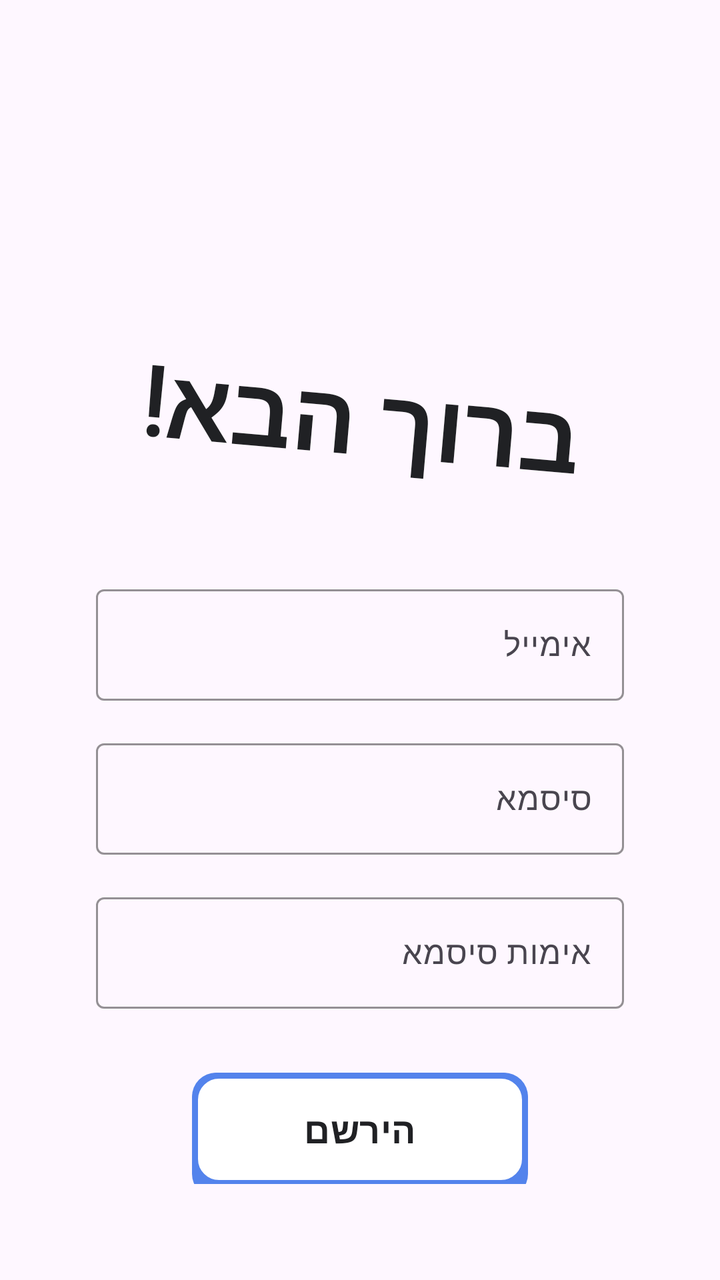
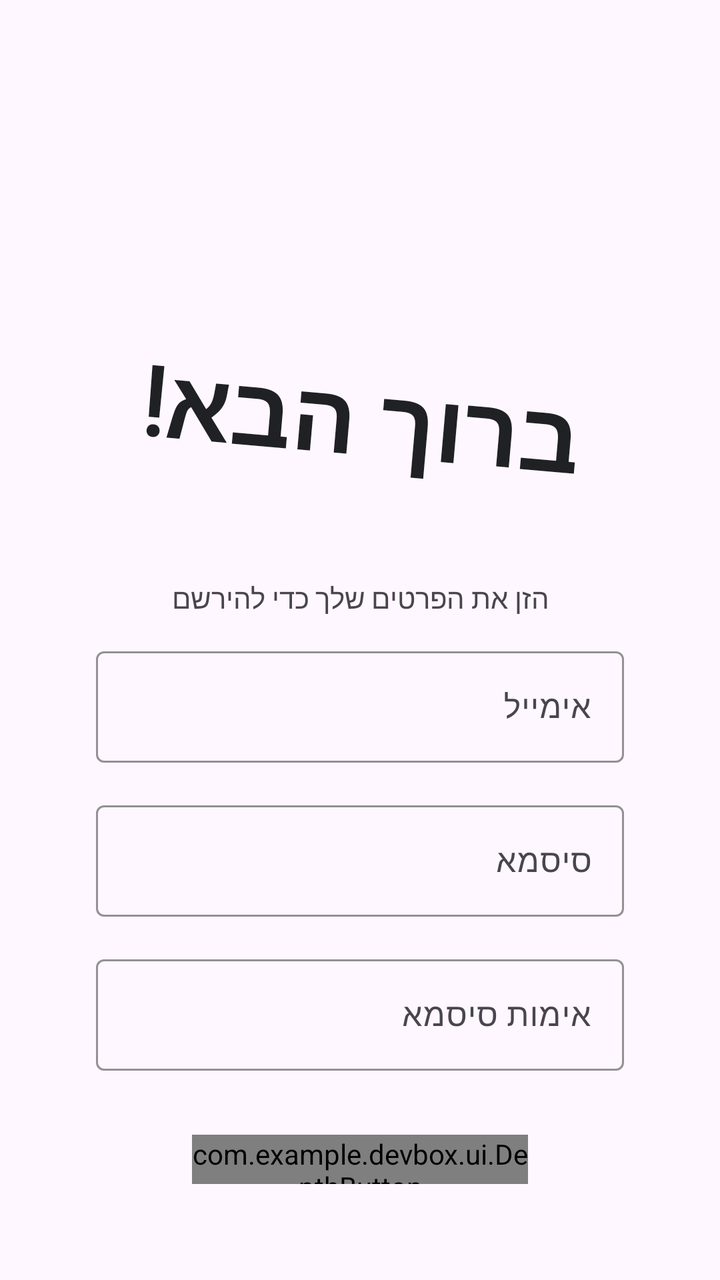

The first picture is an Android layout as it rendered before a commit; the second is the same layout after the commit. The layout source and the unified diff follow.
<!-- AndroidManifest.xml: application theme Theme.Devbox -->
<!-- res/layout/activity_register.xml -->
<?xml version="1.0" encoding="utf-8"?>
<androidx.constraintlayout.widget.ConstraintLayout xmlns:android="http://schemas.android.com/apk/res/android"
    xmlns:app="http://schemas.android.com/apk/res-auto"
    xmlns:tools="http://schemas.android.com/tools"
    android:id="@+id/main"
    android:layout_width="match_parent"
    android:layout_height="match_parent"
    android:padding="48dp"
    tools:context=".MainActivity">

    <TextView
        android:id="@+id/tvTitle"
        android:layout_width="0dp"
        android:layout_height="wrap_content"
        android:layout_marginTop="128dp"
        android:fontFamily="@font/reisinger_michal"
        android:gravity="center"
        android:rotation="5"
        android:text="ברוך הבא!"
        android:textSize="48sp"
        android:textStyle="bold"
        android:textColor="#202124"
        app:layout_constraintEnd_toEndOf="parent"
        app:layout_constraintStart_toStartOf="parent"
        app:layout_constraintTop_toTopOf="parent"
        />

    <com.google.android.material.textfield.TextInputLayout
        android:id="@+id/etEmail"
        android:layout_width="0dp"
        android:layout_height="wrap_content"
        android:layout_marginTop="48dp"
        android:minHeight="48dp"
        app:boxStrokeColor="#5383EC"
        app:layout_constraintEnd_toEndOf="parent"
        app:layout_constraintStart_toStartOf="parent"
        app:hintEnabled="true"
        android:hint="אימייל"
        app:hintTextColor="#202124"
        app:layout_constraintTop_toBottomOf="@+id/tvTitle">
        <com.google.android.material.textfield.TextInputEditText
            android:layout_width="match_parent"
            android:layout_height="wrap_content"
            />
    </com.google.android.material.textfield.TextInputLayout>

    <com.google.android.material.textfield.TextInputLayout
        android:id="@+id/etPassword"
        android:layout_width="0dp"
        android:layout_height="wrap_content"
        android:layout_marginTop="16dp"
        android:minHeight="48dp"
        app:boxStrokeColor="#5383EC"
        app:layout_constraintEnd_toEndOf="parent"
        app:layout_constraintStart_toStartOf="parent"
        app:hintEnabled="true"
        android:hint="סיסמא"
        app:hintTextColor="#202124"
        app:layout_constraintTop_toBottomOf="@+id/etEmail">
        <com.google.android.material.textfield.TextInputEditText
            android:layout_width="match_parent"
            android:layout_height="wrap_content"
            />
    </com.google.android.material.textfield.TextInputLayout>

    <com.google.android.material.textfield.TextInputLayout
        android:id="@+id/etPasswordVal"
        android:layout_width="0dp"
        android:layout_height="wrap_content"
        android:layout_marginTop="16dp"
        android:minHeight="48dp"
        app:boxStrokeColor="#5383EC"
        app:layout_constraintEnd_toEndOf="parent"
        app:layout_constraintStart_toStartOf="parent"
        app:hintEnabled="true"
        android:hint="אימות סיסמא"
        app:hintTextColor="#202124"
        app:layout_constraintTop_toBottomOf="@+id/etPassword">
        <com.google.android.material.textfield.TextInputEditText
            android:layout_width="match_parent"
            android:layout_height="wrap_content"
            />
    </com.google.android.material.textfield.TextInputLayout>


    <com.google.android.material.button.MaterialButton
        android:id="@+id/btnLogin"
        android:layout_width="0dp"
        android:layout_height="wrap_content"
        android:layout_marginTop="32dp"
        android:layout_marginHorizontal="48dp"
        android:text="הירשם"
        android:textColor="#202124"
        android:textSize="18sp"
        android:textStyle="bold"
        android:fontFamily="@font/google_sans"
        android:background="@drawable/btn_blue"
        android:stateListAnimator="@animator/btn_press"
        app:backgroundTint="@null"
        app:elevation="0dp"
        app:strokeWidth="0dp"
        android:paddingTop="12dp"
        android:paddingBottom="18dp"
        app:layout_constraintStart_toStartOf="parent"
        app:layout_constraintEnd_toEndOf="parent"
        app:layout_constraintTop_toBottomOf="@+id/etPasswordVal" />



</androidx.constraintlayout.widget.ConstraintLayout>
<!-- resources referenced by this layout -->
<resources>
  <!-- drawable btn_blue (drawable) -->
  <?xml version="1.0" encoding="utf-8"?>
  <selector xmlns:android="http://schemas.android.com/apk/res/android">
      <item android:state_pressed="true">
          <layer-list>
              <item android:top="6dp">
                  <shape android:shape="rectangle">
                      <solid android:color="#FFFFFF" />
                      <stroke
                          android:width="3dp"
                          android:color="#4A7CED" />
                      <corners android:radius="14dp" />
                      <padding android:top="6dp"/>
                  </shape>
              </item>
          </layer-list>
      </item>
      <item>
          <layer-list xmlns:android="http://schemas.android.com/apk/res/android">
  
              <item>
                  <shape android:shape="rectangle">
                      <solid android:color="#5383EC"/>
                      <corners android:radius="12dp"/>
                  </shape>
              </item>
              <item android:bottom="6dp">
                  <shape android:shape="rectangle">
                      <solid android:color="#FFFFFF"/>
                      <stroke android:color="#5383EC"
                          android:width="3dp"/>
                      <corners android:radius="12dp"/>
                  </shape>
              </item>
          </layer-list>
      </item>
  </selector>
  <style name="Theme.Devbox" parent="Base.Theme.Devbox" />
  <style name="Base.Theme.Devbox" parent="Theme.Material3.DayNight.NoActionBar">
          
          
      </style>
</resources>

<!-- the commit's change to res/layout/activity_register.xml (unified diff, before → after) -->
@@ -25,11 +25,23 @@
         app:layout_constraintTop_toTopOf="parent"
         />
 
+    <TextView
+        android:id="@+id/tvInfo"
+        android:layout_width="0dp"
+        android:layout_height="wrap_content"
+        android:layout_marginTop="48dp"
+        android:text="הזן את הפרטים שלך כדי להירשם"
+        android:fontFamily="@font/google_sans"
+        android:textAlignment="center"
+        app:layout_constraintEnd_toEndOf="parent"
+        app:layout_constraintStart_toStartOf="parent"
+        app:layout_constraintTop_toBottomOf="@+id/tvTitle" />
+
     <com.google.android.material.textfield.TextInputLayout
         android:id="@+id/etEmail"
         android:layout_width="0dp"
         android:layout_height="wrap_content"
-        android:layout_marginTop="48dp"
+        android:layout_marginTop="12dp"
         android:minHeight="48dp"
         app:boxStrokeColor="#5383EC"
         app:layout_constraintEnd_toEndOf="parent"
@@ -37,7 +49,7 @@
         app:hintEnabled="true"
         android:hint="אימייל"
         app:hintTextColor="#202124"
-        app:layout_constraintTop_toBottomOf="@+id/tvTitle">
+        app:layout_constraintTop_toBottomOf="@+id/tvInfo">
         <com.google.android.material.textfield.TextInputEditText
             android:layout_width="match_parent"
             android:layout_height="wrap_content"
@@ -82,29 +94,26 @@
             />
     </com.google.android.material.textfield.TextInputLayout>
 
-
-    <com.google.android.material.button.MaterialButton
+    <com.example.devbox.ui.DepthButton
         android:id="@+id/btnLogin"
         android:layout_width="0dp"
         android:layout_height="wrap_content"
+        android:layout_marginHorizontal="48dp"
         android:layout_marginTop="32dp"
-        android:layout_marginHorizontal="48dp"
+        android:fontFamily="@font/google_sans"
         android:text="הירשם"
         android:textColor="#202124"
         android:textSize="18sp"
         android:textStyle="bold"
-        android:fontFamily="@font/google_sans"
-        android:background="@drawable/btn_blue"
-        android:stateListAnimator="@animator/btn_press"
-        app:backgroundTint="@null"
-        app:elevation="0dp"
-        app:strokeWidth="0dp"
-        android:paddingTop="12dp"
-        android:paddingBottom="18dp"
+        app:db_cornerRadius="14dp"
+        app:db_depth="6dp"
+        app:db_faceColor="#FFFFFF"
+        app:db_shadowColor="#5383EC"
+        app:db_strokeColor="#5383EC"
+        app:db_strokeWidth="2dp"
+        app:layout_constraintEnd_toEndOf="parent"
         app:layout_constraintStart_toStartOf="parent"
-        app:layout_constraintEnd_toEndOf="parent"
-        app:layout_constraintTop_toBottomOf="@+id/etPasswordVal" />
-
-
+        app:layout_constraintTop_toBottomOf="@+id/etPasswordVal"
+        android:onClick="switchToMain"/>
 
 </androidx.constraintlayout.widget.ConstraintLayout>
<!-- resource entries referenced after the edit -->
@@ -1,42 +1,5 @@
 <!-- resources referenced by this layout -->
 <resources>
-  <!-- drawable btn_blue (drawable) -->
-  <?xml version="1.0" encoding="utf-8"?>
-  <selector xmlns:android="http://schemas.android.com/apk/res/android">
-      <item android:state_pressed="true">
-          <layer-list>
-              <item android:top="6dp">
-                  <shape android:shape="rectangle">
-                      <solid android:color="#FFFFFF" />
-                      <stroke
-                          android:width="3dp"
-                          android:color="#4A7CED" />
-                      <corners android:radius="14dp" />
-                      <padding android:top="6dp"/>
-                  </shape>
-              </item>
-          </layer-list>
-      </item>
-      <item>
-          <layer-list xmlns:android="http://schemas.android.com/apk/res/android">
-  
-              <item>
-                  <shape android:shape="rectangle">
-                      <solid android:color="#5383EC"/>
-                      <corners android:radius="12dp"/>
-                  </shape>
-              </item>
-              <item android:bottom="6dp">
-                  <shape android:shape="rectangle">
-                      <solid android:color="#FFFFFF"/>
-                      <stroke android:color="#5383EC"
-                          android:width="3dp"/>
-                      <corners android:radius="12dp"/>
-                  </shape>
-              </item>
-          </layer-list>
-      </item>
-  </selector>
   <style name="Theme.Devbox" parent="Base.Theme.Devbox" />
   <style name="Base.Theme.Devbox" parent="Theme.Material3.DayNight.NoActionBar">
           
